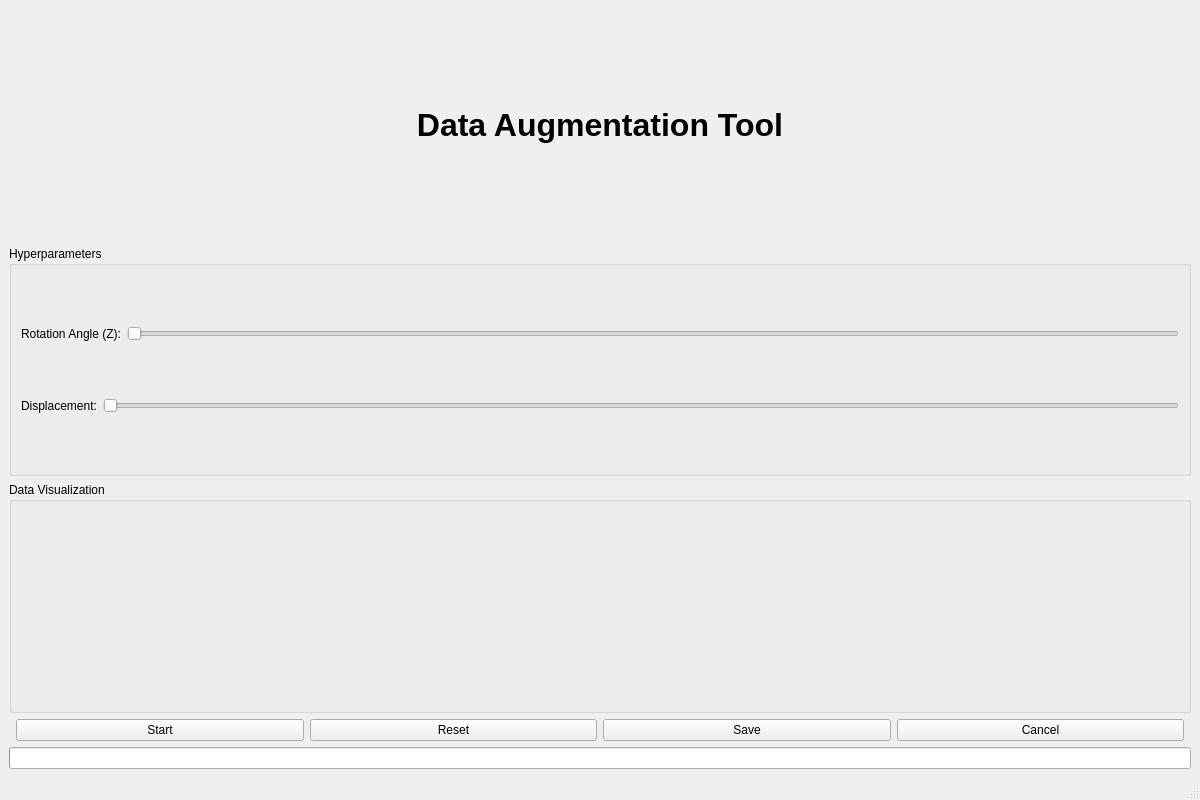
Above: labelCloud/labelCloud/resources/interfaces/augmentation_interface.ui from WindowsPointCloud/PointCloudSystem before the change. Below: the same form after it.
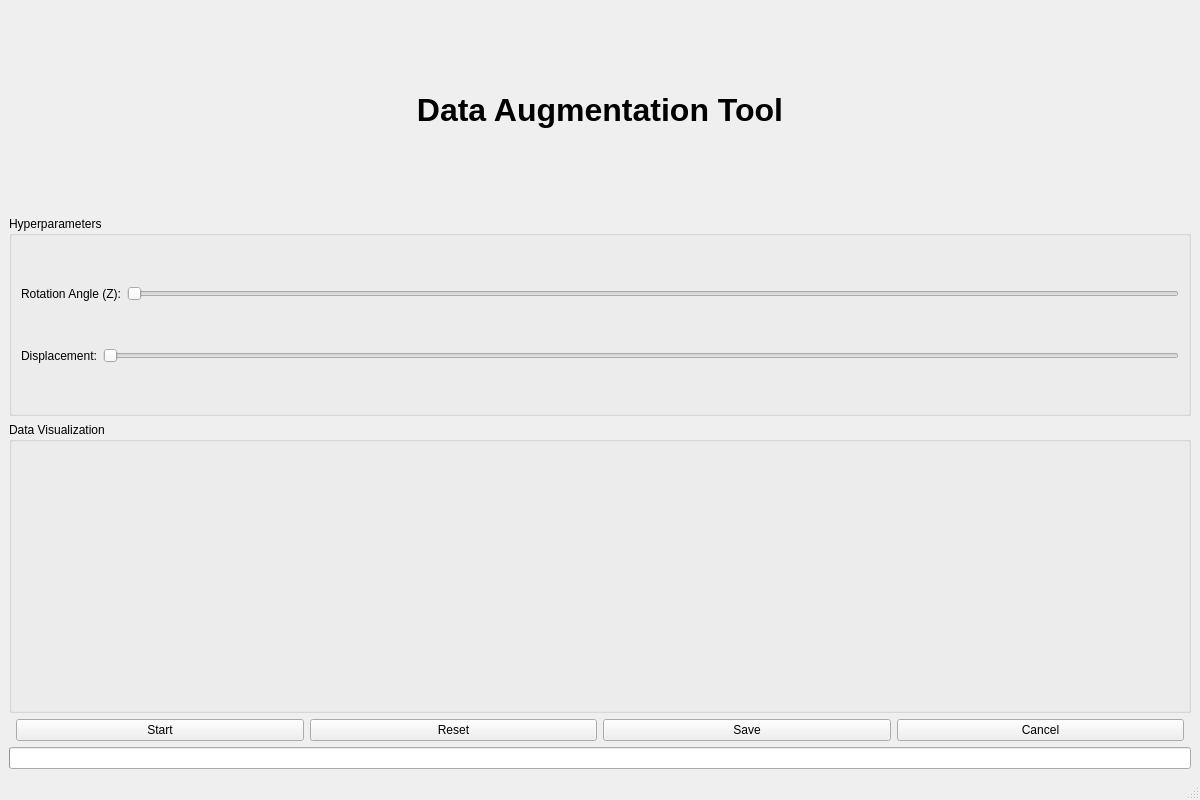
That is the form after the change.

```diff
--- a/labelCloud/labelCloud/resources/interfaces/augmentation_interface.ui
+++ b/labelCloud/labelCloud/resources/interfaces/augmentation_interface.ui
@@ -104,10 +104,24 @@
       </property>
       <layout class="QHBoxLayout" name="horizontalLayout_charts">
        <item>
-        <widget class="QWidget" name="chart_before" minimumSize="380,250"/>
+        <widget class="QWidget" name="chart_before">
+         <property name="minimumSize">
+      <size>
+       <width>380</width>
+       <height>250</height>
+      </size>
+     </property>
+    </widget>
        </item>
        <item>
-        <widget class="QWidget" name="chart_after" minimumSize="380,250"/>
+    <widget class="QWidget" name="chart_after">
+     <property name="minimumSize">
+      <size>
+       <width>380</width>
+       <height>250</height>
+      </size>
+     </property>
+    </widget>
        </item>
       </layout>
      </widget>
```
Lines whose indentation alone changed are shown as unchanged.
